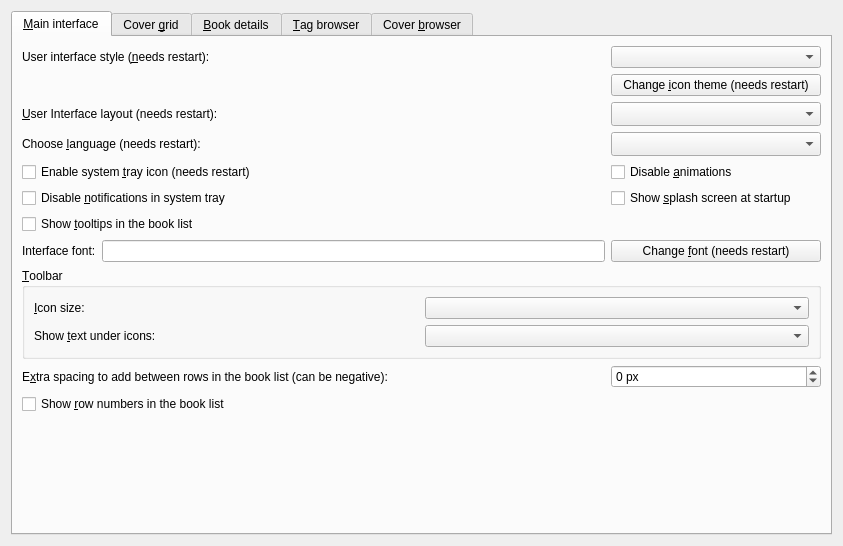
kovidgoyal/calibre, file src/calibre/gui2/preferences/look_feel.ui: the form before one commit.
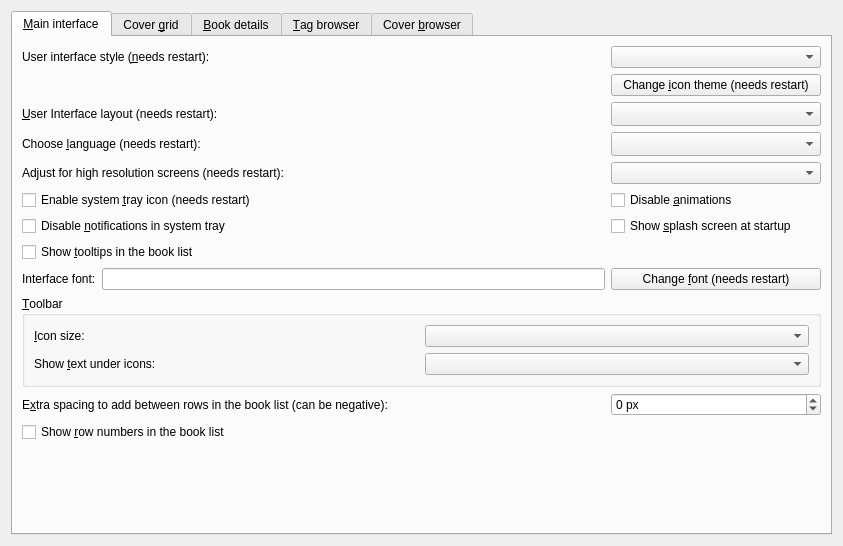
The form after the commit. Icons and pictures are not drawn. Custom widgets are drawn as their Qt base class.

Commit message: Add a preference to turn high DPI scaling on or off

```diff
--- a/src/calibre/gui2/preferences/look_feel.ui
+++ b/src/calibre/gui2/preferences/look_feel.ui
@@ -28,7 +28,17 @@
        <string>&amp;Main interface</string>
       </attribute>
       <layout class="QGridLayout" name="gridLayout_9">
-       <item row="9" column="0">
+       <item row="2" column="0">
+        <widget class="QLabel" name="label_17">
+         <property name="text">
+          <string>&amp;User Interface layout (needs restart):</string>
+         </property>
+         <property name="buddy">
+          <cstring>opt_gui_layout</cstring>
+         </property>
+        </widget>
+       </item>
+       <item row="10" column="0">
         <widget class="QLabel" name="label_4">
          <property name="text">
           <string>E&amp;xtra spacing to add between rows in the book list (can be negative):</string>
@@ -38,7 +48,7 @@
          </property>
         </widget>
        </item>
-       <item row="9" column="1">
+       <item row="10" column="1">
         <widget class="QSpinBox" name="opt_book_list_extra_row_spacing">
          <property name="suffix">
           <string> px</string>
@@ -48,7 +58,7 @@
          </property>
         </widget>
        </item>
-       <item row="8" column="0" colspan="2">
+       <item row="9" column="0" colspan="2">
         <widget class="QGroupBox" name="groupBox_2">
          <property name="title">
           <string>&amp;Toolbar</string>
@@ -86,7 +96,7 @@
        <item row="0" column="1">
         <widget class="QComboBox" name="opt_ui_style"/>
        </item>
-       <item row="7" column="1">
+       <item row="8" column="1">
         <widget class="QPushButton" name="change_font_button">
          <property name="text">
           <string>Change &amp;font (needs restart)</string>
@@ -109,14 +119,14 @@
          </property>
         </widget>
        </item>
-       <item row="6" column="0">
+       <item row="7" column="0">
         <widget class="QCheckBox" name="opt_book_list_tooltips">
          <property name="text">
           <string>Show &amp;tooltips in the book list</string>
          </property>
         </widget>
        </item>
-       <item row="11" column="0">
+       <item row="12" column="0">
         <spacer name="verticalSpacer_3">
          <property name="orientation">
           <enum>Qt::Vertical</enum>
@@ -129,7 +139,7 @@
          </property>
         </spacer>
        </item>
-       <item row="4" column="0">
+       <item row="5" column="0">
         <widget class="QCheckBox" name="opt_systray_icon">
          <property name="text">
           <string>Enable system &amp;tray icon (needs restart)</string>
@@ -146,7 +156,7 @@
          </property>
         </widget>
        </item>
-       <item row="7" column="0">
+       <item row="8" column="0">
         <layout class="QHBoxLayout" name="horizontalLayout">
          <item>
           <widget class="QLabel" name="label_2">
@@ -174,7 +184,7 @@
          </property>
         </widget>
        </item>
-       <item row="5" column="0">
+       <item row="6" column="0">
         <widget class="QCheckBox" name="opt_disable_tray_notification">
          <property name="text">
           <string>Disable &amp;notifications in system tray</string>
@@ -201,17 +211,7 @@
          </property>
         </widget>
        </item>
-       <item row="2" column="0">
-        <widget class="QLabel" name="label_17">
-         <property name="text">
-          <string>&amp;User Interface layout (needs restart):</string>
-         </property>
-         <property name="buddy">
-          <cstring>opt_gui_layout</cstring>
-         </property>
-        </widget>
-       </item>
-       <item row="4" column="1">
+       <item row="5" column="1">
         <widget class="QCheckBox" name="opt_disable_animations">
          <property name="toolTip">
           <string>Disable all animations. Useful if you have a slow/old computer.</string>
@@ -221,7 +221,7 @@
          </property>
         </widget>
        </item>
-       <item row="5" column="1">
+       <item row="6" column="1">
         <widget class="QCheckBox" name="opt_show_splash_screen">
          <property name="text">
           <string>Show &amp;splash screen at startup</string>
@@ -235,13 +235,35 @@
          </property>
         </widget>
        </item>
-       <item row="10" column="0">
+       <item row="11" column="0">
         <widget class="QCheckBox" name="opt_row_numbers_in_book_list">
          <property name="text">
           <string>Show &amp;row numbers in the book list</string>
          </property>
         </widget>
        </item>
+       <item row="4" column="0">
+        <widget class="QLabel" name="label_hidpi">
+         <property name="text">
+          <string>Adjust for high resolution screens (needs restart):</string>
+         </property>
+        </widget>
+       </item>
+       <item row="4" column="1">
+        <widget class="QComboBox" name="opt_hidpi">
+         <property name="toolTip">
+          <string>&lt;p&gt;Whether to automatically adjust the calibre user interface for high resolution (high DPI) monitors. There are three possible values:&lt;/p&gt;
+
+&lt;ul&gt;
+&lt;li&gt;&lt;b&gt;Automatic&lt;/b&gt;: Adjust the user interface if a high resolution monitor is detected. Will respect Qt environment variables controlling high DPI behavior. So if you use the environment variable QT_AUTO_SCREEN_SCALE_FACTOR then it will be used instead of this setting.&lt;/li&gt;
+
+&lt;li&gt;&lt;b&gt;On&lt;/b&gt;: Same as &quot;Automatic&quot;, but ignores Qt environment variables controlling high dpi behavior.&lt;/li&gt;
+
+&lt;li&gt;&lt;b&gt;Off&lt;/b&gt;: Do not adjust the user interface, regardless of Qt environment variables.&lt;/li&gt;
+&lt;/ul&gt;</string>
+         </property>
+        </widget>
+       </item>
       </layout>
      </widget>
      <widget class="QWidget" name="cover_grid_tab">
```
The commit also changes 2 other files.
